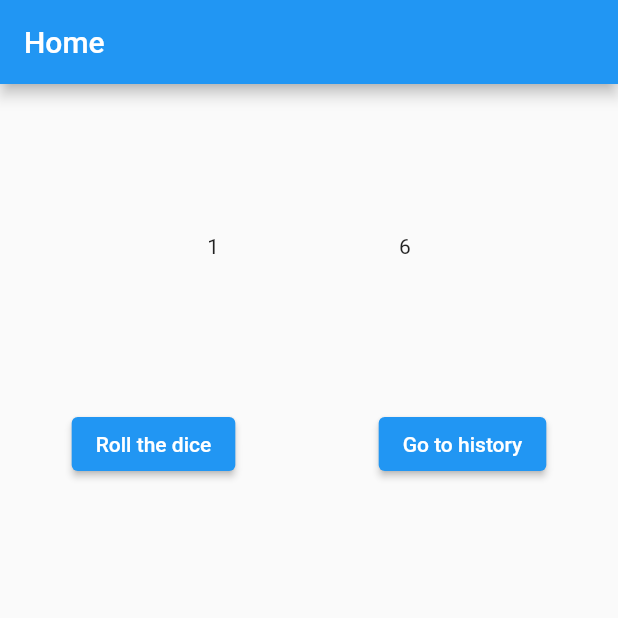
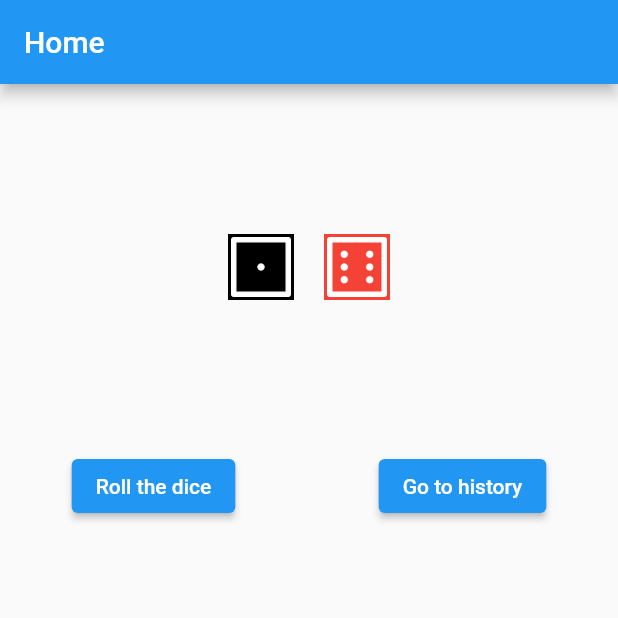
Before and after one commit to Mossalli1/dice-roll-flutter, a Flutter app: the screen it shows after launch, on a phone screen of 412 x 824 dp, the top half of it. Run offline on Flutter 3.47's test engine with Material 2 defaults, Android fonts, the phone set to English and light mode, and no system bars; our stand-ins replace auto_route, flutter_hooks, hooks_riverpod, jiffy, riverpod.

Commit message:
The dice roll adding

```diff
--- /dev/null
+++ b/lib/Components/rollingDice.dart
@@ -0,0 +1,30 @@
+import 'package:flutter/material.dart';
+
+class RollingDice extends StatelessWidget {
+  final String ?image;
+  final int ?valueKey;
+  final Color ?color;
+
+  const RollingDice({
+    Key? key,
+    @required this.image, this.valueKey, this.color
+  }) : super(key: key);
+
+  @override
+  Widget build(BuildContext context) {
+    // return Text(image!);
+    return AnimatedSwitcher(
+      duration: const Duration(milliseconds: 400),
+      transitionBuilder: (Widget child, Animation<double> animation) {
+        return RotationTransition(turns: animation, child: child);
+      },
+      child: Container(
+        color: color,
+        padding: const EdgeInsets.all(2),
+        key: ValueKey<int>(valueKey!),
+        child:
+            Image.asset(image!, height: 40, width: 40,),
+      ),
+    );
+  }
+}
--- a/lib/Screens/home.dart
+++ b/lib/Screens/home.dart
@@ -1,6 +1,7 @@
 import 'dart:math';
 
 import 'package:auto_route/auto_route.dart';
+import 'package:dice_roll/Components/rollingDice.dart';
 import 'package:dice_roll/main.dart';
 import 'package:dice_roll/router.gr.dart';
 import 'package:flutter/material.dart';
@@ -58,14 +59,13 @@ class HomePage extends HookConsumerWidget {
               mainAxisAlignment: MainAxisAlignment.center,
               // backgroundColor: Colors.blue,
               children: [
-                Text('$diceOne'),
-                SizedBox(
-                  width: 120,
+                RollingDice(
+                  color: Colors.black,
+                    image: 'images/dice$diceOne.png', valueKey: diceOne),
+                const SizedBox(
+                  width: 20,
                 ),
-                Text('$diceTwo')
-
-
-
+                RollingDice( color: Colors.red, image: 'images/dice$diceTwo.png', valueKey: diceTwo)
               ],
             ),
             const SizedBox(
@@ -92,7 +92,6 @@ class HomePage extends HookConsumerWidget {
                 ),
               ],
             )
-            // Text(value)
           ],
         ));
   }
```
